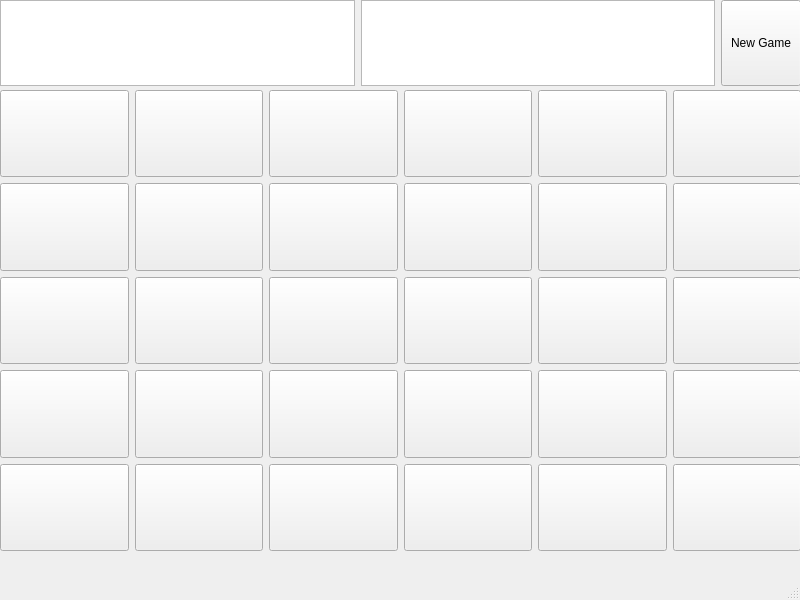
Before: the Qt Designer form src/main/mainwindow.ui in HutkuC/pairs_game, drawn with Qt 5.
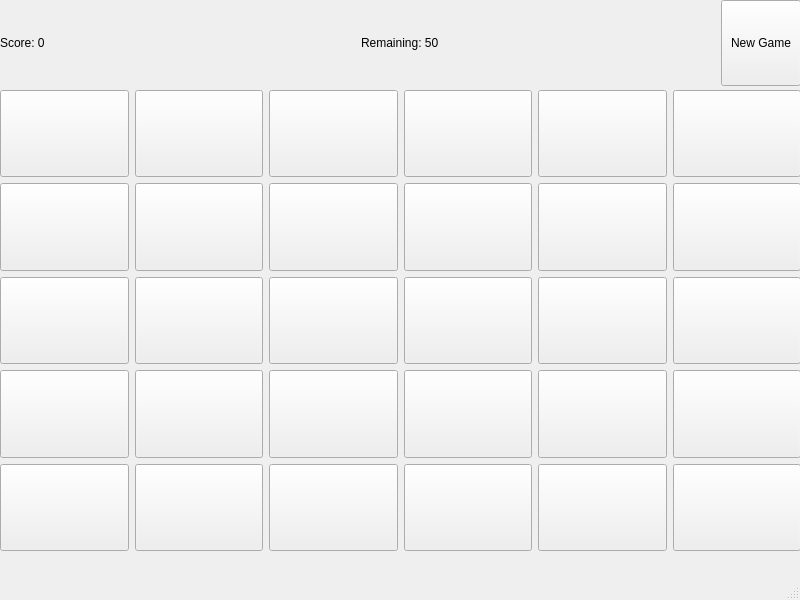
After: the same form once the commit is applied.

Commit message: Make the game playable

What changed in the file:
```diff
--- a/src/main/mainwindow.ui
+++ b/src/main/mainwindow.ui
@@ -25,10 +25,18 @@
     </property>
     <layout class="QHBoxLayout">
      <item>
-      <widget class="QColumnView" name="columnView_2"/>
+      <widget class="QLabel" name="label">
+       <property name="text">
+        <string>Score: 0</string>
+       </property>
+      </widget>
      </item>
      <item>
-      <widget class="QColumnView" name="columnView"/>
+      <widget class="QLabel" name="label_2">
+       <property name="text">
+        <string>Remaining: 50</string>
+       </property>
+      </widget>
      </item>
      <item>
       <widget class="QPushButton" name="pushButton">
```
The commit also changes 2 other files.
